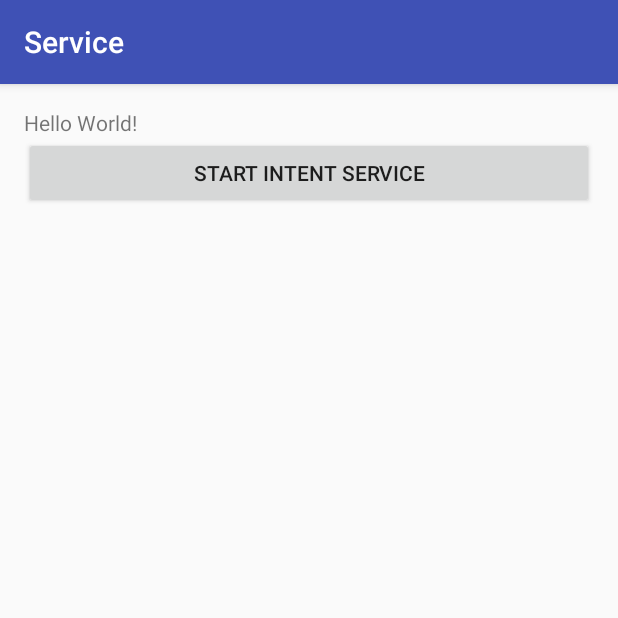
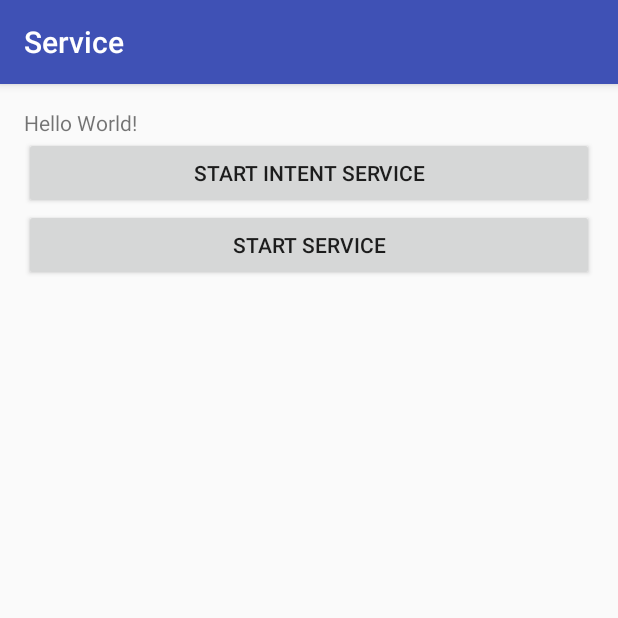
Before and after one commit to williamgdev/Service, an Android app: the screen it shows after launch (MainActivity), on a phone screen of 412 x 824 dp, the top half of it. Run offline under Robolectric (Android 15) with nearby library versions, the phone set to English and light mode, and no system bars.

Commit message:
UI to Start Service and Stop using a button

```diff
--- a/app/src/main/res/layout/activity_main.xml
+++ b/app/src/main/res/layout/activity_main.xml
@@ -22,4 +22,11 @@
         android:layout_height="wrap_content"
         android:text="Start Intent Service"
         android:onClick="onStartIntentService"/>
+    <Button
+        android:layout_width="match_parent"
+        android:layout_height="wrap_content"
+        android:id="@+id/main_bSimpleService"
+        android:text="@string/start_service"
+        android:onClick="onStartSimpleService"
+        />
 </LinearLayout>
--- a/app/src/main/res/values/strings.xml
+++ b/app/src/main/res/values/strings.xml
@@ -1,3 +1,5 @@
 <resources>
     <string name="app_name">Service</string>
+    <string name="start_service">Start Service</string>
+    <string name="stop_service">Stop Service</string>
 </resources>
```
Also changed, not shown: app/src/main/java/com/github/william/examples/service/MainActivity.java (+21 -0 lines).
